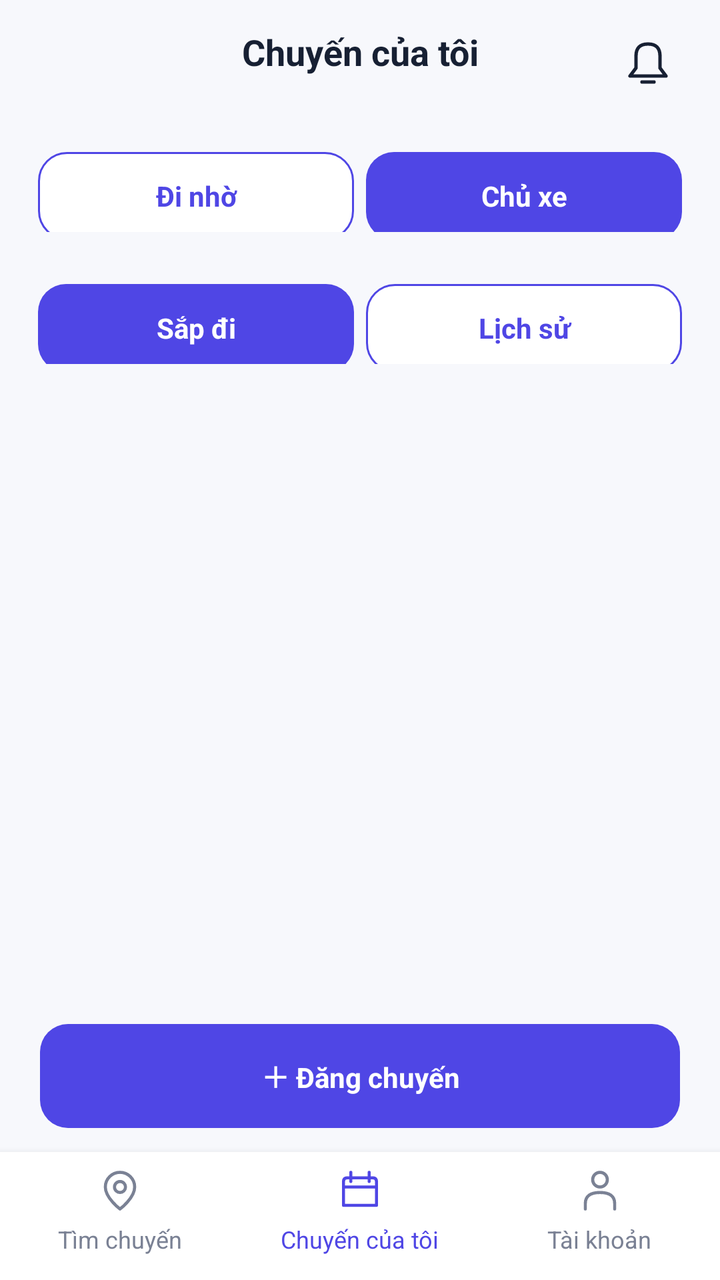
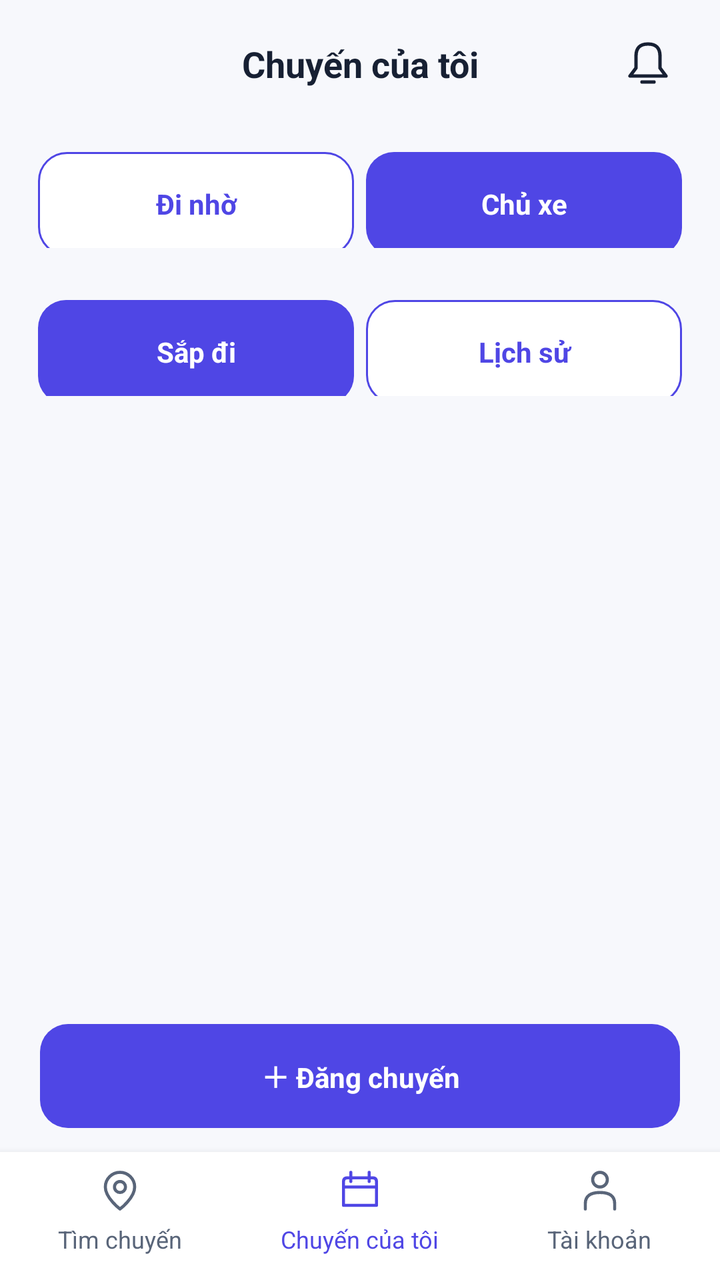

The first picture is an Android layout as it rendered before a commit; the second is the same layout after the commit. The layout source and the unified diff follow.
<!-- AndroidManifest.xml: application theme Theme.GrabShare -->
<!-- res/layout/screen_driver_trips.xml -->
<?xml version="1.0" encoding="utf-8"?>
<LinearLayout xmlns:android="http://schemas.android.com/apk/res/android"
    xmlns:app="http://schemas.android.com/apk/res-auto"
    android:layout_width="match_parent"
    android:layout_height="match_parent"
    android:orientation="vertical"
    android:background="@color/background">

    
    <FrameLayout
        android:id="@+id/header"
        android:layout_width="match_parent"
        android:layout_height="64dp"
        android:paddingHorizontal="12dp">

        <ImageButton
            android:id="@+id/header_back"
            style="@style/IconButton"
            android:layout_gravity="center_vertical|start"
            android:src="@drawable/ic_back"
            android:contentDescription="Quay lại"
            android:visibility="invisible"
            android:clickable="false"
            android:focusable="false" />

        <TextView
            android:id="@+id/header_title"
            style="@style/Subtitle"
            android:layout_width="match_parent"
            android:layout_height="match_parent"
            android:layout_marginHorizontal="52dp"
            android:gravity="center"
            android:text="Chuyến của tôi" />

        <ImageButton
            android:id="@+id/header_action"
            style="@style/IconButton"
            android:layout_gravity="center_vertical|end"
            android:src="@drawable/ic_bell"
            android:contentDescription="Thông báo"
            android:clickable="false"
            android:focusable="false" />
    </FrameLayout>

    
    <LinearLayout
        style="@style/Row"
        android:layout_width="match_parent"
        android:layout_height="wrap_content"
        android:paddingHorizontal="16dp">

        <androidx.appcompat.widget.AppCompatButton
            android:id="@+id/role_passenger"
            style="@style/ButtonSecondary"
            android:layout_width="0dp"
            android:layout_weight="1"
            android:layout_height="44dp"
            android:layout_marginHorizontal="3dp"
            android:text="Đi nhờ"
            android:clickable="false"
            android:focusable="false" />

        <androidx.appcompat.widget.AppCompatButton
            android:id="@+id/role_driver"
            style="@style/ButtonPrimary"
            android:layout_width="0dp"
            android:layout_weight="1"
            android:layout_height="44dp"
            android:layout_marginHorizontal="3dp"
            android:text="Chủ xe"
            android:clickable="false"
            android:focusable="false" />
    </LinearLayout>

    
    <LinearLayout
        style="@style/Row"
        android:layout_width="match_parent"
        android:layout_height="wrap_content"
        android:paddingHorizontal="16dp"
        android:paddingTop="4dp">

        <androidx.appcompat.widget.AppCompatButton
            android:id="@+id/tab_upcoming"
            style="@style/ButtonPrimary"
            android:layout_width="0dp"
            android:layout_weight="1"
            android:layout_height="44dp"
            android:layout_marginHorizontal="3dp"
            android:text="Sắp đi" />

        <androidx.appcompat.widget.AppCompatButton
            android:id="@+id/tab_history"
            style="@style/ButtonSecondary"
            android:layout_width="0dp"
            android:layout_weight="1"
            android:layout_height="44dp"
            android:layout_marginHorizontal="3dp"
            android:text="Lịch sử" />
    </LinearLayout>

    
    <FrameLayout
        android:layout_width="match_parent"
        android:layout_height="0dp"
        android:layout_weight="1">

        <ListView
            android:id="@+id/trip_list"
            android:layout_width="match_parent"
            android:layout_height="match_parent"
            android:divider="@android:color/transparent"
            android:dividerHeight="4dp"
            android:paddingHorizontal="8dp"
            android:paddingTop="8dp"
            android:paddingBottom="8dp"
            android:clipToPadding="false"
            android:visibility="gone" />

        <ProgressBar
            android:id="@+id/trip_loading"
            android:layout_width="wrap_content"
            android:layout_height="wrap_content"
            android:layout_gravity="center"
            android:visibility="gone" />

        <TextView
            android:id="@+id/trip_message"
            style="@style/Body"
            android:layout_width="match_parent"
            android:layout_height="wrap_content"
            android:layout_gravity="center"
            android:gravity="center"
            android:padding="24dp"
            android:textAlignment="center"
            android:clickable="false"
            android:focusable="false"
            android:visibility="gone" />
    </FrameLayout>

    
    <LinearLayout
        android:id="@+id/action_area"
        android:layout_width="match_parent"
        android:layout_height="wrap_content"
        android:orientation="vertical"
        android:paddingHorizontal="20dp"
        android:paddingTop="4dp"
        android:paddingBottom="12dp"
        android:background="@color/background">

        <androidx.appcompat.widget.AppCompatButton
            android:id="@+id/primary_action"
            style="@style/ButtonPrimary"
            android:text="＋ Đăng chuyến" />
    </LinearLayout>

    
    <LinearLayout
        android:id="@+id/bottom_nav"
        android:layout_width="match_parent"
        android:layout_height="wrap_content"
        android:orientation="horizontal"
        android:background="@color/white"
        android:elevation="6dp">

        <LinearLayout
            android:id="@+id/nav_home"
            android:layout_width="0dp"
            android:layout_height="64dp"
            android:layout_weight="1"
            android:orientation="vertical"
            android:gravity="center"
            android:clickable="false"
            android:focusable="false">

            <ImageView
                android:layout_width="22dp"
                android:layout_height="22dp"
                android:src="@drawable/ic_pin"
                android:importantForAccessibility="no"
                app:tint="@color/muted" />

            <TextView
                style="@style/Caption"
                android:text="Tìm chuyến"
                android:layout_marginTop="5dp"
                android:textColor="@color/muted" />
        </LinearLayout>

        <LinearLayout
            android:id="@+id/nav_trips"
            android:layout_width="0dp"
            android:layout_height="64dp"
            android:layout_weight="1"
            android:orientation="vertical"
            android:gravity="center"
            android:clickable="false"
            android:focusable="false">

            <ImageView
                android:layout_width="22dp"
                android:layout_height="22dp"
                android:src="@drawable/ic_calendar"
                android:importantForAccessibility="no"
                app:tint="@color/primary" />

            <TextView
                style="@style/Caption"
                android:text="Chuyến của tôi"
                android:layout_marginTop="5dp"
                android:textColor="@color/primary" />
        </LinearLayout>

        <LinearLayout
            android:id="@+id/nav_account"
            android:layout_width="0dp"
            android:layout_height="64dp"
            android:layout_weight="1"
            android:orientation="vertical"
            android:gravity="center"
            android:clickable="false"
            android:focusable="false">

            <ImageView
                android:layout_width="22dp"
                android:layout_height="22dp"
                android:src="@drawable/ic_user"
                android:importantForAccessibility="no"
                app:tint="@color/muted" />

            <TextView
                style="@style/Caption"
                android:text="Tài khoản"
                android:layout_marginTop="5dp"
                android:textColor="@color/muted" />
        </LinearLayout>
    </LinearLayout>

</LinearLayout>
<!-- resources referenced by this layout -->
<resources>
  <color name="background">#F7F8FC</color>
  <color name="muted">#7A8194</color>
  <color name="primary">#4F46E5</color>
  <color name="white">#FFFFFFFF</color>
  <style name="ButtonPrimary" parent="Widget.AppCompat.Button">
          <item name="android:layout_width">match_parent</item>
          <item name="android:layout_height">52dp</item>
          <item name="android:textAllCaps">false</item>
          <item name="android:textSize">14sp</item>
          <item name="android:textStyle">bold</item>
          <item name="android:textColor">@color/white</item>
          <item name="android:background">@drawable/bg_button</item>
          <item name="backgroundTint">@null</item>
          <item name="android:stateListAnimator">@null</item>
          <item name="android:minWidth">0dp</item>
          <item name="android:minHeight">0dp</item>
          <item name="android:layout_marginTop">8dp</item>
          <item name="android:paddingHorizontal">12dp</item>
      </style>
  <style name="ButtonSecondary" parent="ButtonPrimary">
          <item name="android:textColor">@color/primary</item>
          <item name="android:background">@drawable/bg_button_outline</item>
      </style>
  <style name="Caption" parent="Body">
          <item name="android:textSize">12sp</item>
          <item name="android:textColor">@color/muted</item>
          <item name="android:layout_marginBottom">4dp</item>
      </style>
  <style name="Subtitle" parent="BodyBold">
          <item name="android:textSize">18sp</item>
          <item name="android:layout_marginBottom">12dp</item>
      </style>
  <style name="Theme.GrabShare" parent="Base.Theme.GrabShare" />
  <color name="ink">#172033</color>
  <!-- drawable bg_button (drawable) -->
  <?xml version="1.0" encoding="utf-8"?>
  <selector xmlns:android="http://schemas.android.com/apk/res/android">
      <item android:state_pressed="true">
          <shape>
              <solid android:color="@color/primary_dark" />
              <corners android:radius="14dp" />
          </shape>
      </item>
      <item>
          <shape>
              <solid android:color="@color/primary" />
              <corners android:radius="14dp" />
          </shape>
      </item>
  </selector>
  <!-- drawable bg_button_outline (drawable) -->
  <?xml version="1.0" encoding="utf-8"?>
  <shape xmlns:android="http://schemas.android.com/apk/res/android">
      <solid android:color="@color/white" />
      <corners android:radius="14dp" />
      <stroke android:width="1dp" android:color="@color/primary" />
  </shape>
  <style name="BodyBold" parent="Body">
          <item name="android:textStyle">bold</item>
      </style>
  <color name="primary_dark">#3730A3</color>
  <color name="lavender">#EEF0FF</color>
  <color name="coral">#F47C67</color>
  <!-- unchanged entries left out for length: 10 -->
</resources>

<!-- the commit's change to res/layout/screen_driver_trips.xml (unified diff, before → after) -->
@@ -54,7 +54,8 @@
             style="@style/ButtonSecondary"
             android:layout_width="0dp"
             android:layout_weight="1"
-            android:layout_height="44dp"
+            android:layout_height="wrap_content"
+            android:minHeight="52dp"
             android:layout_marginHorizontal="3dp"
             android:text="Đi nhờ"
             android:clickable="false"
@@ -65,7 +66,8 @@
             style="@style/ButtonPrimary"
             android:layout_width="0dp"
             android:layout_weight="1"
-            android:layout_height="44dp"
+            android:layout_height="wrap_content"
+            android:minHeight="52dp"
             android:layout_marginHorizontal="3dp"
             android:text="Chủ xe"
             android:clickable="false"
@@ -85,7 +87,8 @@
             style="@style/ButtonPrimary"
             android:layout_width="0dp"
             android:layout_weight="1"
-            android:layout_height="44dp"
+            android:layout_height="wrap_content"
+            android:minHeight="52dp"
             android:layout_marginHorizontal="3dp"
             android:text="Sắp đi" />
 
@@ -94,7 +97,8 @@
             style="@style/ButtonSecondary"
             android:layout_width="0dp"
             android:layout_weight="1"
-            android:layout_height="44dp"
+            android:layout_height="wrap_content"
+            android:minHeight="52dp"
             android:layout_marginHorizontal="3dp"
             android:text="Lịch sử" />
     </LinearLayout>
<!-- resource entries referenced after the edit -->
@@ -1,26 +1,27 @@
 <!-- resources referenced by this layout -->
 <resources>
   <color name="background">#F7F8FC</color>
-  <color name="muted">#7A8194</color>
+  <color name="muted">#596579</color>
   <color name="primary">#4F46E5</color>
   <color name="white">#FFFFFFFF</color>
   <style name="ButtonPrimary" parent="Widget.AppCompat.Button">
           <item name="android:layout_width">match_parent</item>
-          <item name="android:layout_height">52dp</item>
+          <item name="android:layout_height">wrap_content</item>
           <item name="android:textAllCaps">false</item>
           <item name="android:textSize">14sp</item>
           <item name="android:textStyle">bold</item>
-          <item name="android:textColor">@color/white</item>
+          <item name="android:textColor">@color/button_primary_text</item>
           <item name="android:background">@drawable/bg_button</item>
           <item name="backgroundTint">@null</item>
           <item name="android:stateListAnimator">@null</item>
           <item name="android:minWidth">0dp</item>
-          <item name="android:minHeight">0dp</item>
+          <item name="android:minHeight">52dp</item>
           <item name="android:layout_marginTop">8dp</item>
           <item name="android:paddingHorizontal">12dp</item>
+          <item name="android:paddingVertical">12dp</item>
       </style>
   <style name="ButtonSecondary" parent="ButtonPrimary">
-          <item name="android:textColor">@color/primary</item>
+          <item name="android:textColor">@color/button_secondary_text</item>
           <item name="android:background">@drawable/bg_button_outline</item>
       </style>
   <style name="Caption" parent="Body">
@@ -30,13 +31,19 @@
       </style>
   <style name="Subtitle" parent="BodyBold">
           <item name="android:textSize">18sp</item>
-          <item name="android:layout_marginBottom">12dp</item>
+          <item name="android:layout_marginBottom">0dp</item>
       </style>
   <style name="Theme.GrabShare" parent="Base.Theme.GrabShare" />
   <color name="ink">#172033</color>
   <!-- drawable bg_button (drawable) -->
   <?xml version="1.0" encoding="utf-8"?>
   <selector xmlns:android="http://schemas.android.com/apk/res/android">
+      <item android:state_enabled="false">
+          <shape>
+              <solid android:color="@color/disabled_background" />
+              <corners android:radius="14dp" />
+          </shape>
+      </item>
       <item android:state_pressed="true">
           <shape>
               <solid android:color="@color/primary_dark" />
@@ -52,15 +59,35 @@
   </selector>
   <!-- drawable bg_button_outline (drawable) -->
   <?xml version="1.0" encoding="utf-8"?>
-  <shape xmlns:android="http://schemas.android.com/apk/res/android">
-      <solid android:color="@color/white" />
-      <corners android:radius="14dp" />
-      <stroke android:width="1dp" android:color="@color/primary" />
-  </shape>
+  <selector xmlns:android="http://schemas.android.com/apk/res/android">
+      <item android:state_enabled="false">
+          <shape>
+              <solid android:color="@color/disabled_background" />
+              <corners android:radius="14dp" />
+              <stroke android:width="1dp" android:color="@color/border" />
+          </shape>
+      </item>
+      <item android:state_pressed="true">
+          <shape>
+              <solid android:color="@color/lavender" />
+              <corners android:radius="14dp" />
+              <stroke android:width="1dp" android:color="@color/primary" />
+          </shape>
+      </item>
+      <item>
+          <shape>
+              <solid android:color="@color/white" />
+              <corners android:radius="14dp" />
+              <stroke android:width="1dp" android:color="@color/primary" />
+          </shape>
+      </item>
+  </selector>
   <style name="BodyBold" parent="Body">
           <item name="android:textStyle">bold</item>
       </style>
+  <color name="disabled_background">#E5E8F0</color>
   <color name="primary_dark">#3730A3</color>
+  <color name="border">#E5E8F0</color>
   <color name="lavender">#EEF0FF</color>
   <color name="coral">#F47C67</color>
   <!-- unchanged entries left out for length: 10 -->
